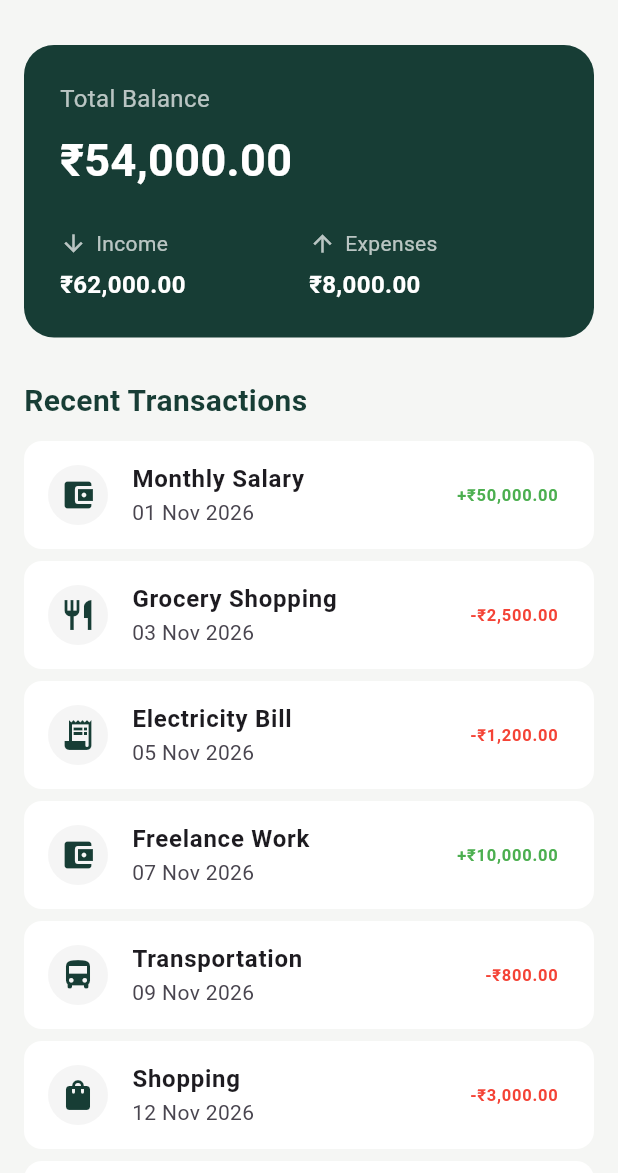
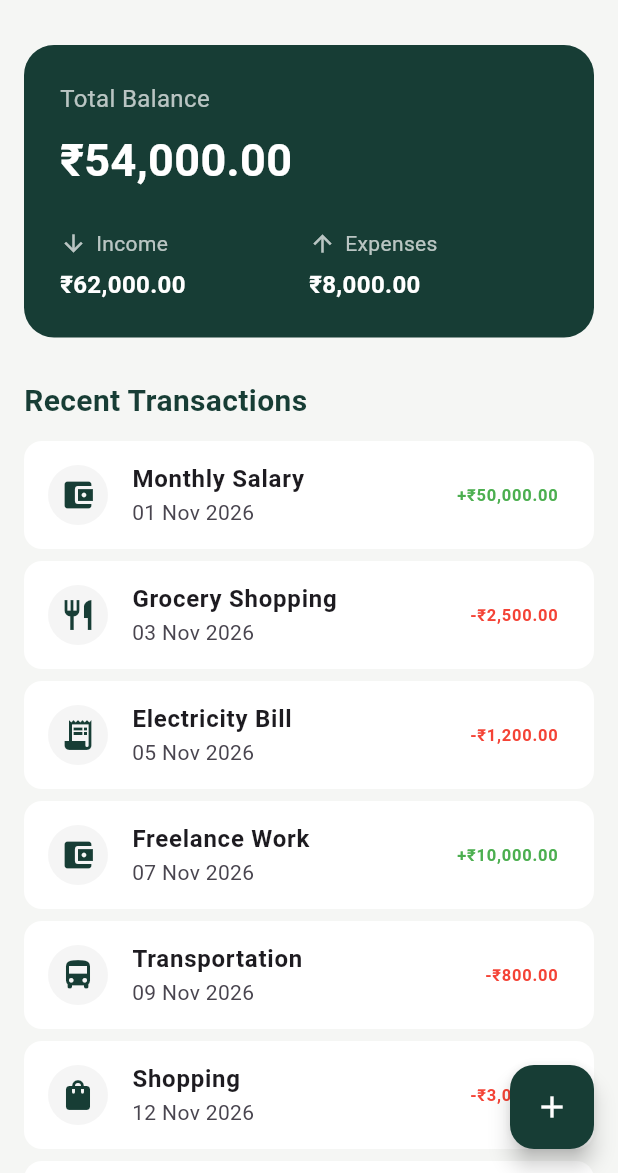
Before and after one commit to malakalgalal93-bot/walletwave, a Flutter app: the screen it shows after launch, on a phone screen of 412 x 824 dp, the part 63-1236 px from its top. Run offline on Flutter 3.47's test engine with Material 3 defaults, Android fonts, the phone set to English and light mode, and no system bars.

Commit message:
Complete week 2 transaction management

```diff
--- a/lib/screens/dashboard_screen.dart
+++ b/lib/screens/dashboard_screen.dart
@@ -1,27 +1,105 @@
-
 import 'package:flutter/material.dart';
 
 import '../data/sample_transactions.dart';
+import '../models/transaction.dart';
 import '../widgets/balance_card.dart';
 import '../widgets/transaction_tile.dart';
+import 'add_transaction_screen.dart';
 
-class DashboardScreen extends StatelessWidget {
+class DashboardScreen extends StatefulWidget {
   const DashboardScreen({super.key});
 
   @override
+  State<DashboardScreen> createState() => _DashboardScreenState();
+}
+
+class _DashboardScreenState extends State<DashboardScreen> {
+  late List<Transaction> transactions;
+
+  @override
+  void initState() {
+    super.initState();
+    transactions = List.from(sampleTransactions);
+  }
+
+  double get income => transactions
+      .where((t) => !t.isExpense)
+      .fold(0.0, (sum, t) => sum + t.amount);
+
+  double get expenses => transactions
+      .where((t) => t.isExpense)
+      .fold(0.0, (sum, t) => sum + t.amount);
+
+  double get balance => income - expenses;
+
+  Future<void> _addTransaction() async {
+    final result = await Navigator.push<Transaction>(
+      context,
+      MaterialPageRoute(builder: (context) => const AddTransactionScreen()),
+    );
+
+    if (!mounted || result == null) return;
+
+    setState(() {
+      transactions.insert(0, result);
+    });
+  }
+
+  Future<void> _editTransaction(int index) async {
+    final result = await Navigator.push<Transaction>(
+      context,
+      MaterialPageRoute(
+        builder: (context) =>
+            AddTransactionScreen(existingTransaction: transactions[index]),
+      ),
+    );
+
+    if (!mounted || result == null) return;
+
+    setState(() {
+      transactions[index] = result;
+    });
+  }
+
+  void _deleteTransaction(int index) {
+    final deletedTransaction = transactions[index];
+
+    setState(() {
+      transactions.removeAt(index);
+    });
+
+    final messenger = ScaffoldMessenger.of(context);
+    messenger.hideCurrentSnackBar();
+
+    final snackBarController = messenger.showSnackBar(
+      SnackBar(
+        duration: const Duration(seconds: 3),
+        content: Text('${deletedTransaction.title} deleted'),
+        action: SnackBarAction(
+          label: 'Undo',
+          onPressed: () {
+            setState(() {
+              transactions.insert(
+                index.clamp(0, transactions.length),
+                deletedTransaction,
+              );
+            });
+          },
+        ),
+      ),
+    );
+
+    Future.delayed(const Duration(seconds: 3), () {
+      if (!mounted) return;
+      snackBarController.close();
+    });
+  }
+
+  @override
   Widget build(BuildContext context) {
-    final income = sampleTransactions
-        .where((transaction) => !transaction.isExpense)
-        .fold(0.0, (sum, transaction) => sum + transaction.amount);
-
-    final expenses = sampleTransactions
-        .where((transaction) => transaction.isExpense)
-        .fold(0.0, (sum, transaction) => sum + transaction.amount);
-
-    final balance = income - expenses;
-
     return Scaffold(
       backgroundColor: const Color(0xFFF5F6F4),
+
       appBar: AppBar(
         backgroundColor: const Color(0xFFF5F6F4),
         title: const Text(
@@ -31,19 +109,15 @@ class DashboardScreen extends StatelessWidget {
             color: Color(0xFF173D35),
           ),
         ),
-        centerTitle: false,
         elevation: 0,
       ),
+
       body: SingleChildScrollView(
         padding: const EdgeInsets.all(16),
         child: Column(
           crossAxisAlignment: CrossAxisAlignment.start,
           children: [
-            BalanceCard(
-              balance: balance,
-              income: income,
-              expenses: expenses,
-            ),
+            BalanceCard(balance: balance, income: income, expenses: expenses),
 
             const SizedBox(height: 28),
 
@@ -58,17 +132,49 @@ class DashboardScreen extends StatelessWidget {
 
             const SizedBox(height: 12),
 
+            if (transactions.isEmpty)
+              const Center(
+                child: Padding(
+                  padding: EdgeInsets.all(30),
+                  child: Text('No transactions yet'),
+                ),
+              ),
+
             ListView.builder(
               shrinkWrap: true,
               physics: const NeverScrollableScrollPhysics(),
-              itemCount: sampleTransactions.length,
+              itemCount: transactions.length,
               itemBuilder: (context, index) {
-                return Card(
-                  color: Colors.white,
-                  elevation: 0,
-                  margin: const EdgeInsets.only(bottom: 8),
-                  child: TransactionTile(
-                    transaction: sampleTransactions[index],
+                final transaction = transactions[index];
+
+                return Dismissible(
+                  key: ObjectKey(transaction),
+                  direction: DismissDirection.endToStart,
+
+                  background: Container(
+                    margin: const EdgeInsets.only(bottom: 8),
+                    padding: const EdgeInsets.only(right: 20),
+                    alignment: Alignment.centerRight,
+                    decoration: BoxDecoration(
+                      color: Colors.red,
+                      borderRadius: BorderRadius.circular(12),
+                    ),
+                    child: const Icon(Icons.delete, color: Colors.white),
+                  ),
+
+                  onDismissed: (_) {
+                    _deleteTransaction(index);
+                  },
+
+                  child: Card(
+                    color: Colors.white,
+                    elevation: 0,
+                    margin: const EdgeInsets.only(bottom: 8),
+                    child: InkWell(
+                      borderRadius: BorderRadius.circular(12),
+                      onTap: () => _editTransaction(index),
+                      child: TransactionTile(transaction: transaction),
+                    ),
                   ),
                 );
               },
@@ -76,6 +182,12 @@ class DashboardScreen extends StatelessWidget {
           ],
         ),
       ),
+
+      floatingActionButton: FloatingActionButton(
+        onPressed: _addTransaction,
+        backgroundColor: const Color(0xFF173D35),
+        child: const Icon(Icons.add, color: Colors.white),
+      ),
     );
   }
 }
```
Also changed, not shown: lib/screens/add_transaction_screen.dart (added, +302 -0 lines), week2_add_transaction.png (added), week2_dashboard.png (added), week2_transaction_added.png (added).
